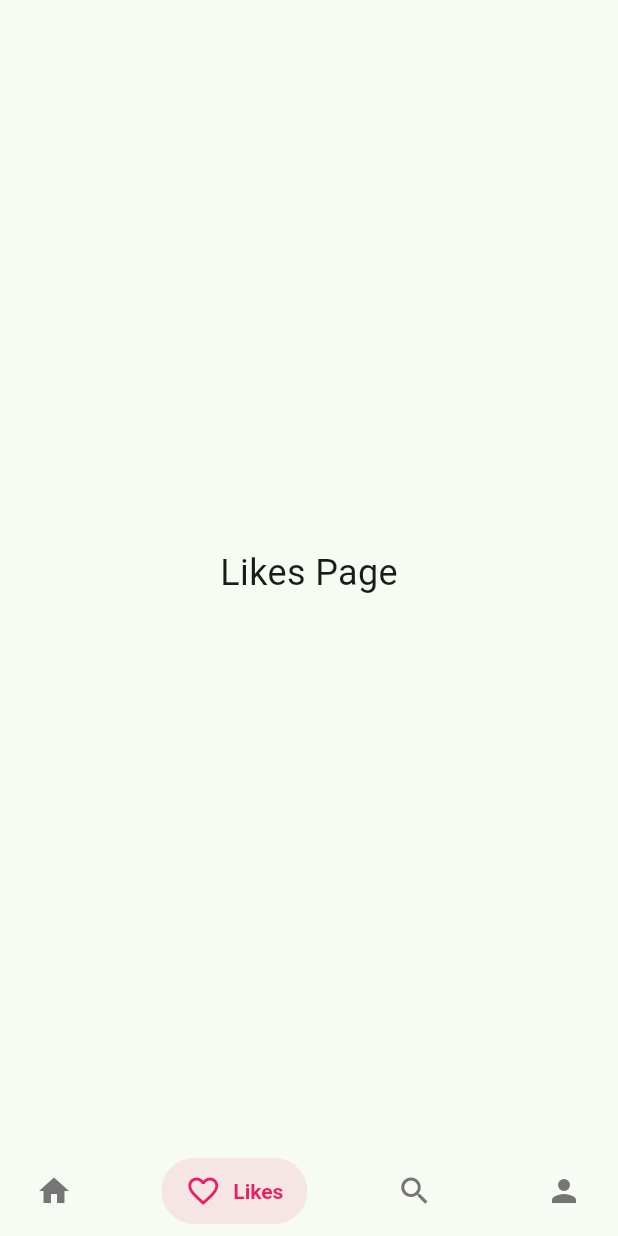
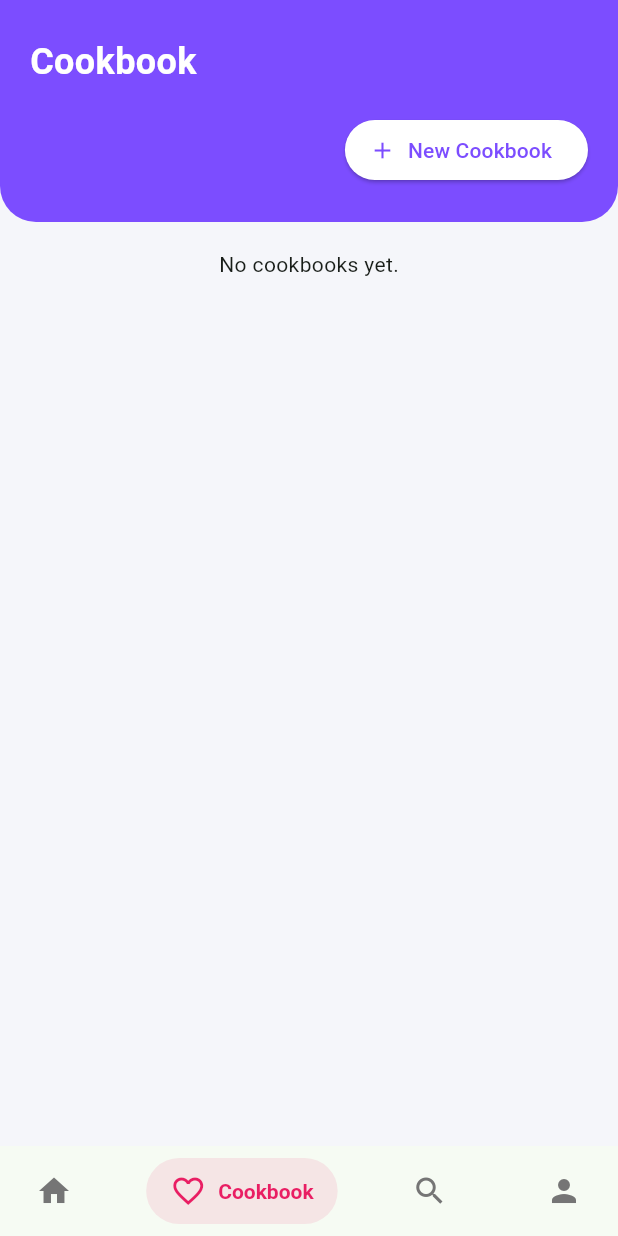
Before and after one commit to cathy-ps/Savour, a Flutter app: the RootNavigation screen opened directly, item 2 of the bottom bar chosen, on a phone screen of 412 x 824 dp. Run offline on Flutter 3.47's test engine with Material 3 defaults, Android fonts, the phone set to English and light mode, and no system bars; drawn by our look-alikes of salomon_bottom_bar; our stand-ins replace cloud_firestore, firebase_auth, firebase_core, flutter_dotenv, fluttertoast, google_generative_ai; accounts and stored records are empty; network calls fail.

Commit message:
cookbook page view

```diff
--- a/lib/main.dart
+++ b/lib/main.dart
@@ -25,7 +25,7 @@ class MyApp extends StatelessWidget {
           seedColor: const Color.fromARGB(236, 79, 169, 113),
         ),
       ),
-      home: RootNavigation(),
+      home: WelcomePage(),
       debugShowCheckedModeBanner: false,
     );
   }
--- /dev/null
+++ b/lib/models/cookbook_model.dart
@@ -0,0 +1,38 @@
+import 'package:cloud_firestore/cloud_firestore.dart';
+
+class Cookbook {
+  String id;
+  String title;
+  DateTime createdAt;
+  int recipeCount;
+  int color;
+
+  Cookbook({
+    required this.id,
+    required this.title,
+    required this.createdAt,
+    this.recipeCount = 0,
+    required this.color,
+  });
+
+  factory Cookbook.fromJson(Map<String, dynamic> json, String id) {
+    return Cookbook(
+      id: id,
+      title: json['title'] ?? '',
+      createdAt: (json['createdAt'] is Timestamp)
+          ? (json['createdAt'] as Timestamp).toDate()
+          : DateTime.tryParse(json['createdAt'] ?? '') ?? DateTime.now(),
+      recipeCount: json['recipeCount'] ?? 0,
+      color: json['color'] ?? 0xFF2196F3, // Default to blue if not set
+    );
+  }
+
+  Map<String, dynamic> toJson() {
+    return {
+      'title': title,
+      'createdAt': createdAt,
+      'recipeCount': recipeCount,
+      'color': color,
+    };
+  }
+}
--- a/lib/root.dart
+++ b/lib/root.dart
@@ -1,6 +1,7 @@
 import 'package:flutter/material.dart';
 import 'package:salomon_bottom_bar/salomon_bottom_bar.dart';
 import 'package:savourai/screens/home.dart';
+import '../screens/cookbook.dart';
 
 class RootNavigation extends StatefulWidget {
   const RootNavigation({super.key});
@@ -14,7 +15,8 @@ class _RootNavigationState extends State<RootNavigation> {
 
   static final List<Widget> _pages = <Widget>[
     HomeScreen(),
-    Center(child: Text('Likes Page', style: TextStyle(fontSize: 24))),
+    CookbookScreen(),
+    //Center(child: Text('Likes Page', style: TextStyle(fontSize: 24))),
     Center(child: Text('Search Page', style: TextStyle(fontSize: 24))),
     Center(child: Text('Profile Page', style: TextStyle(fontSize: 24))),
   ];
@@ -41,12 +43,12 @@ class _RootNavigationState extends State<RootNavigation> {
           ),
           SalomonBottomBarItem(
             icon: const Icon(Icons.favorite_border),
-            title: const Text("Likes"),
+            title: const Text("Cookbook"),
             selectedColor: Colors.pink,
           ),
           SalomonBottomBarItem(
             icon: const Icon(Icons.search),
-            title: const Text("Search"),
+            title: const Text("Shopping List"),
             selectedColor: Colors.orange,
           ),
           SalomonBottomBarItem(
--- /dev/null
+++ b/lib/screens/cookbook.dart
@@ -0,0 +1,220 @@
+import 'package:savourai/models/recipe_model.dart';
+import 'package:savourai/widgets/recipe_card.dart';
+import 'package:savourai/screens/cookbook_detail.dart';
+import 'package:flutter/material.dart';
+import 'package:cloud_firestore/cloud_firestore.dart';
+import 'package:savourai/models/cookbook_model.dart';
+import 'package:savourai/widgets/custom_search_bar.dart';
+import 'package:savourai/widgets/create_cookbook_dialog.dart';
+import 'package:firebase_auth/firebase_auth.dart';
+
+class CookbookScreen extends StatefulWidget {
+  const CookbookScreen({super.key});
+
+  @override
+  State<CookbookScreen> createState() => _CookbookScreenState();
+}
+
+class _CookbookScreenState extends State<CookbookScreen> {
+  void _openCookbookRecipes(Cookbook cookbook) {
+    Navigator.of(context).push(
+      MaterialPageRoute(
+        builder: (context) =>
+            CookbookDetailScreen(cookbook: cookbook, userId: _userId!),
+      ),
+    );
+  }
+
+  List<Cookbook> _cookbooks = [];
+  bool _loading = false;
+  String? _error;
+  String? _userId;
+  final List<Color> _colorOptions = [
+    Colors.blue,
+    Colors.green,
+    Colors.orange,
+    Colors.purple,
+    Colors.red,
+    Colors.teal,
+  ];
+
+  @override
+  void initState() {
+    super.initState();
+    _userId = FirebaseAuth.instance.currentUser?.uid;
+    _fetchCookbooks();
+  }
+
+  Future<void> _fetchCookbooks() async {
+    setState(() => _loading = true);
+    try {
+      final snap = await FirebaseFirestore.instance
+          .collection('users')
+          .doc(_userId)
+          .collection('cookbooks')
+          .orderBy('createdAt', descending: true)
+          .get();
+      setState(() {
+        _cookbooks = snap.docs
+            .map((doc) => Cookbook.fromJson(doc.data(), doc.id))
+            .toList();
+        _loading = false;
+      });
+    } catch (e) {
+      setState(() {
+        _error = 'Failed to load cookbooks.';
+        _loading = false;
+      });
+    }
+  }
+
+  Future<void> _addCookbook(String title, Color color) async {
+    final newDoc = FirebaseFirestore.instance
+        .collection('users')
+        .doc(_userId)
+        .collection('cookbooks')
+        .doc();
+    final newCookbook = Cookbook(
+      id: newDoc.id,
+      title: title,
+      createdAt: DateTime.now(),
+      recipeCount: 0,
+      color: color.value,
+    );
+    await newDoc.set(newCookbook.toJson());
+    _fetchCookbooks();
+  }
+
+  @override
+  Widget build(BuildContext context) {
+    return Scaffold(
+      backgroundColor: const Color(0xFFF5F6FA),
+      body: SafeArea(
+        child: Column(
+          crossAxisAlignment: CrossAxisAlignment.start,
+          children: [
+            Container(
+              width: double.infinity,
+              padding: const EdgeInsets.symmetric(horizontal: 20, vertical: 24),
+              decoration: const BoxDecoration(
+                color: Color(0xFF7C4DFF),
+                borderRadius: BorderRadius.only(
+                  bottomLeft: Radius.circular(24),
+                  bottomRight: Radius.circular(24),
+                ),
+              ),
+              child: Column(
+                crossAxisAlignment: CrossAxisAlignment.start,
+                children: [
+                  const Text(
+                    'Cookbook',
+                    style: TextStyle(
+                      color: Colors.white,
+                      fontSize: 24,
+                      fontWeight: FontWeight.bold,
+                    ),
+                  ),
+                  const SizedBox(height: 18),
+                  Row(
+                    children: [
+                      Expanded(child: Container()),
+                      ElevatedButton.icon(
+                        style: ElevatedButton.styleFrom(
+                          backgroundColor: Colors.white,
+                          foregroundColor: const Color(0xFF7C4DFF),
+                        ),
+                        icon: const Icon(Icons.add),
+                        label: const Text('New Cookbook'),
+                        onPressed: () async {
+                          await showDialog(
+                            context: context,
+                            builder: (context) => CreateCookbookDialog(
+                              colorOptions: _colorOptions,
+                              onCreate: (title, color) {
+                                _addCookbook(title, color);
+                              },
+                            ),
+                          );
+                        },
+                      ),
+                    ],
+                  ),
+                ],
+              ),
+            ),
+            const SizedBox(height: 18),
+            if (_loading) const Center(child: CircularProgressIndicator()),
+            if (_error != null)
+              Center(
+                child: Text(_error!, style: const TextStyle(color: Colors.red)),
+              ),
+            if (!_loading && _cookbooks.isNotEmpty)
+              Expanded(
+                child: Padding(
+                  padding: const EdgeInsets.symmetric(horizontal: 12),
+                  child: GridView.builder(
+                    gridDelegate:
+                        const SliverGridDelegateWithFixedCrossAxisCount(
+                          crossAxisCount: 2,
+                          crossAxisSpacing: 12,
+                          mainAxisSpacing: 12,
+                          childAspectRatio: 1.1,
+                        ),
+                    itemCount: _cookbooks.length,
+                    itemBuilder: (context, index) {
+                      final cb = _cookbooks[index];
+                      final color = Color(
+                        (cb.toJson()['color'] ?? Colors.blue.value) as int,
+                      );
+                      return GestureDetector(
+                        onTap: () => _openCookbookRecipes(cb),
+                        child: Container(
+                          decoration: BoxDecoration(
+                            color: Colors.white,
+                            borderRadius: BorderRadius.circular(18),
+                            boxShadow: [
+                              BoxShadow(
+                                color: Colors.black12,
+                                blurRadius: 4,
+                                offset: Offset(0, 2),
+                              ),
+                            ],
+                          ),
+                          child: Column(
+                            mainAxisAlignment: MainAxisAlignment.center,
+                            children: [
+                              Icon(Icons.folder, size: 54, color: color),
+                              const SizedBox(height: 10),
+                              Text(
+                                cb.title,
+                                style: const TextStyle(
+                                  fontWeight: FontWeight.bold,
+                                  fontSize: 16,
+                                ),
+                                maxLines: 1,
+                                overflow: TextOverflow.ellipsis,
+                              ),
+                              const SizedBox(height: 4),
+                              Text(
+                                '${cb.recipeCount} recipes',
+                                style: const TextStyle(
+                                  fontSize: 13,
+                                  color: Colors.black54,
+                                ),
+                              ),
+                            ],
+                          ),
+                        ),
+                      );
+                    },
+                  ),
+                ),
+              ),
+            if (!_loading && _cookbooks.isEmpty)
+              const Center(child: Text('No cookbooks yet.')),
+          ],
+        ),
+      ),
+    );
+  }
+}
```
Also changed, not shown: lib/screens/cookbook_detail.dart (added, +68 -0 lines), lib/screens/home.dart (+99 -1 lines), lib/screens/profile.dart (+42 -3 lines), lib/widgets/cookbook_selector_dialog.dart (added, +34 -0 lines), lib/widgets/create_cookbook_dialog.dart (added, +81 -0 lines).
